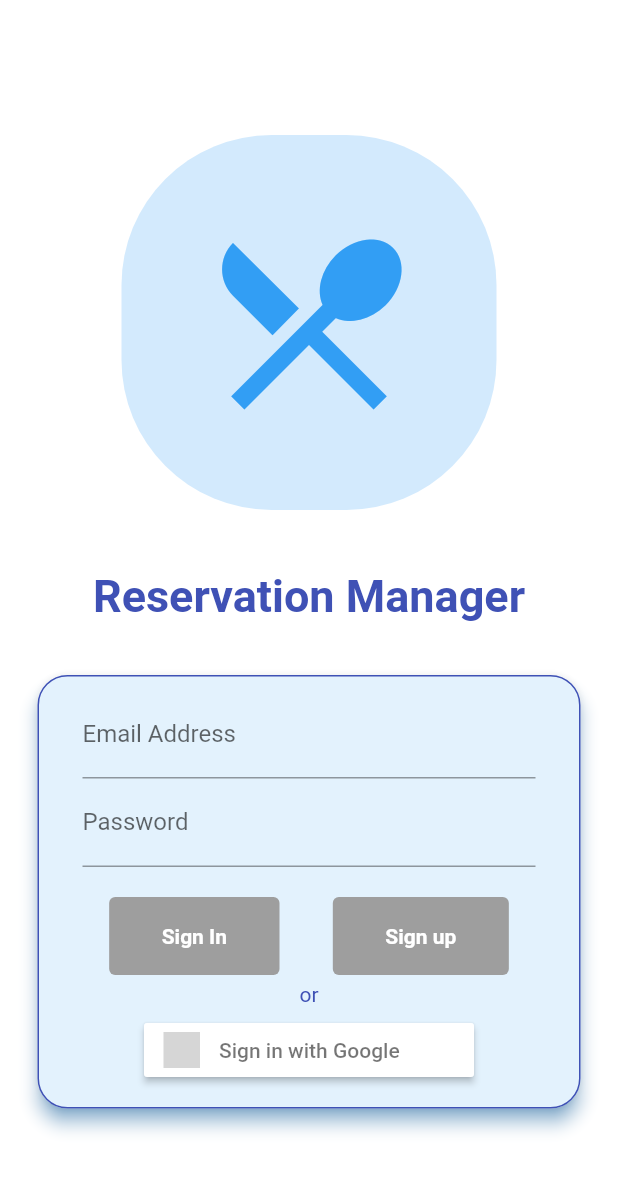
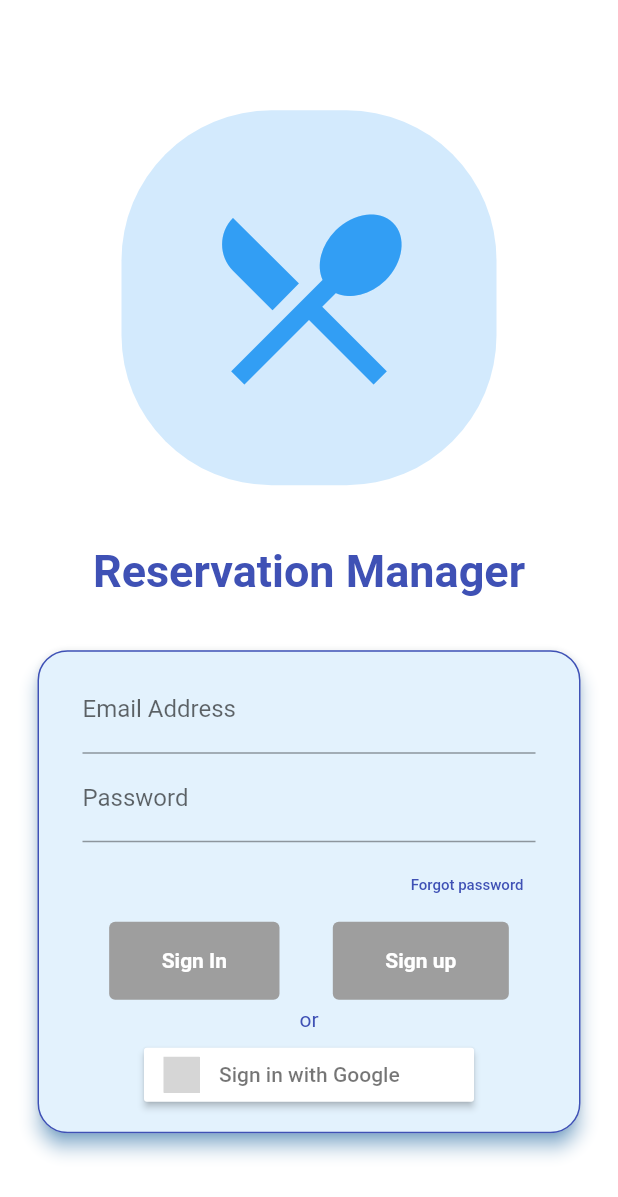
Before and after one commit to Dhi13man/reservation_manager_firebase, a Flutter app: the screen it shows after launch, on a phone screen of 412 x 824 dp. Shown: the top 1197 px of the screen. Run offline on Flutter 3.47's test engine with Material 2 defaults, Android fonts, the phone set to English and light mode, and no system bars; our stand-ins replace bloc, cloud_firestore, equatable, firebase_auth, firebase_core, flutter_bloc and 5 more; accounts and stored records are empty; statements that could not run were skipped; grey boxes are pictures that could not be loaded.

Commit message:
Forgot Password feature added

```diff
--- a/lib/backend/bloc/Login/Login_bloc.dart
+++ b/lib/backend/bloc/Login/Login_bloc.dart
@@ -75,4 +75,7 @@ class LoginBloc extends Cubit<LoginState> {
     await _authenticationRepository.logOut();
     emit(SignedOutLoginState());
   }
+
+  void forgotPassword(String email) async =>
+      await _authenticationRepository.forgotPassword(email);
 }
--- a/lib/backend/repos/authentication.dart
+++ b/lib/backend/repos/authentication.dart
@@ -130,6 +130,14 @@ class AuthenticationRepository {
       throw LogOutFailure();
     }
   }
+
+  Future<void> forgotPassword(String email) async {
+    try {
+      await _firebaseAuth.sendPasswordResetEmail(email: email);
+    } on Exception {
+      throw LogInWithEmailAndPasswordFailure();
+    }
+  }
 }
 
 extension on firebase_auth.User {
--- a/lib/screens/login_screen.dart
+++ b/lib/screens/login_screen.dart
@@ -41,12 +41,33 @@ class LoginButtons extends StatelessWidget {
       padding: MaterialStateProperty.all<EdgeInsetsGeometry>(buttonPadding),
     );
 
+    bool isEmailValid = (_controlmap['user'] == null)
+        ? false
+        : FormBuilderValidators.email()(_controlmap['user'].text) == null;
+
     return Container(
-      margin: EdgeInsets.only(top: 20, bottom: 5),
+      margin: EdgeInsets.only(top: 5, bottom: 5),
       child: Column(
         mainAxisAlignment: MainAxisAlignment.spaceAround,
         mainAxisSize: MainAxisSize.max,
         children: [
+          Container(
+            alignment: Alignment.bottomRight,
+            child: TextButton(
+              onPressed: (!isEmailValid)
+                  ? null
+                  : () => loginBloc.forgotPassword(_controlmap['user'].text),
+              child: Text(
+                'Forgot password',
+                style: TextStyle(
+                  color: (isEmailValid)
+                      ? _appConstants.getForeGroundColor
+                      : Colors.grey,
+                  fontSize: 10,
+                ),
+              ),
+            ),
+          ),
           Row(
             mainAxisAlignment: MainAxisAlignment.spaceAround,
             children: [
@@ -119,7 +140,7 @@ class LoginForm extends StatefulWidget {
 }
 
 class _LoginFormState extends State<LoginForm> {
-  final Map<String, TextEditingController> _controlmap = {
+  final Map<String, TextEditingController> _controlMap = {
     'user': TextEditingController(),
     'pass': TextEditingController(),
   };
@@ -162,7 +183,7 @@ class _LoginFormState extends State<LoginForm> {
                 decoration: InputDecoration(
                   labelText: 'Email Address',
                 ),
-                controller: _controlmap['user'],
+                controller: _controlMap['user'],
                 attribute: 'user',
               ),
               FormBuilderTextField(
@@ -173,13 +194,13 @@ class _LoginFormState extends State<LoginForm> {
                 decoration: InputDecoration(
                   labelText: 'Password',
                 ),
-                controller: _controlmap['pass'],
+                controller: _controlMap['pass'],
                 attribute: 'pass',
               ),
               LoginButtons(
                 appConstants: widget._appConstants,
                 isFormValid: _validatedForm,
-                controlmap: _controlmap,
+                controlmap: _controlMap,
               )
             ],
           ),
@@ -190,7 +211,7 @@ class _LoginFormState extends State<LoginForm> {
 
   @override
   void dispose() {
-    _controlmap.forEach((_, TextEditingController c) => c.dispose());
+    _controlMap.forEach((_, TextEditingController c) => c.dispose());
     super.dispose();
   }
 }
```
